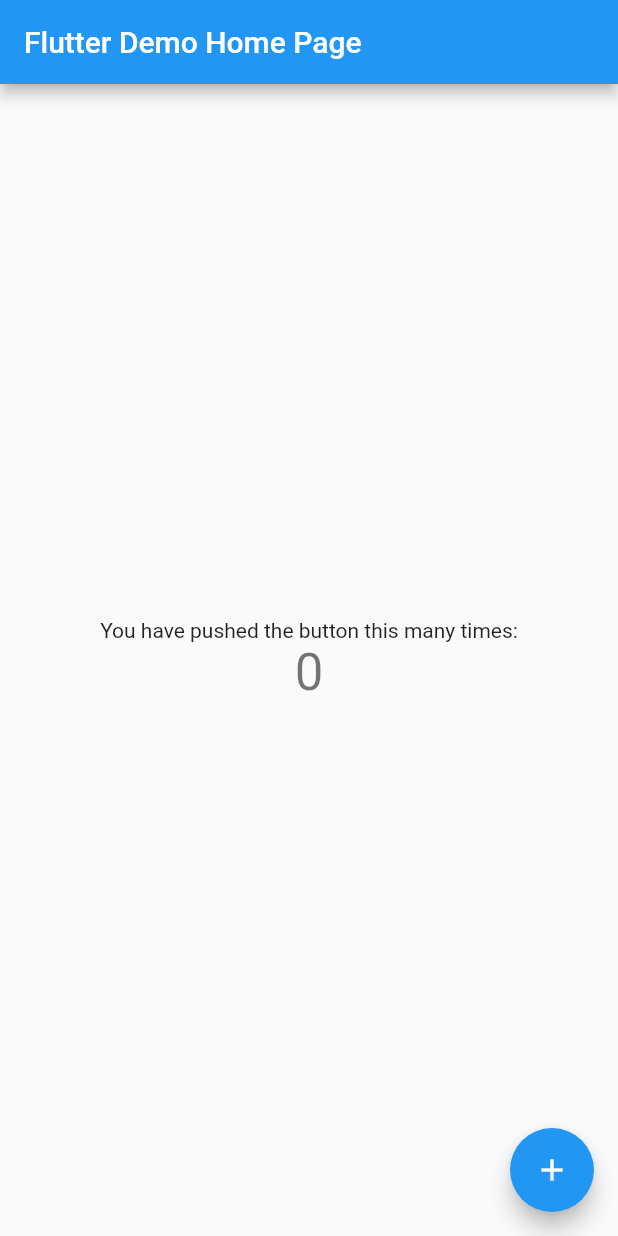
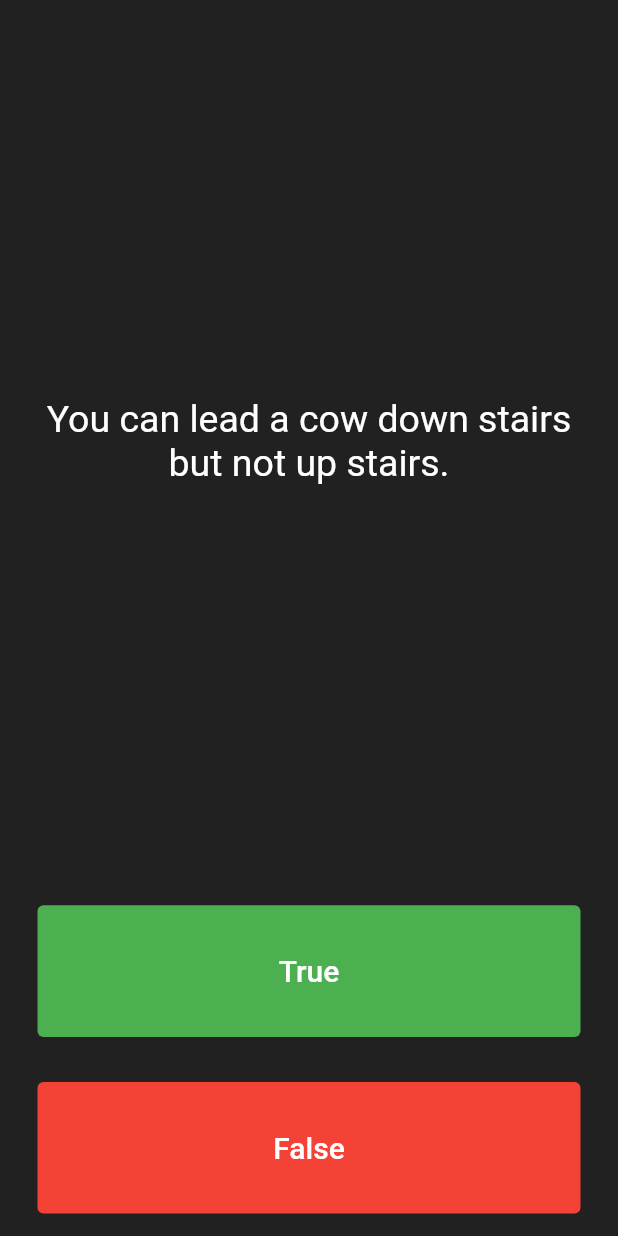
Before and after one commit to seunghonice/Quizzler_flutter, a Flutter app: the screen it shows after launch, on a phone screen of 412 x 824 dp. Run offline on Flutter 3.47's test engine with Material 2 defaults, Android fonts, the phone set to English and light mode, and no system bars.

Commit message:
feat: QuizBrain 을 만들었다.

```diff
--- a/analysis_options.yaml
+++ b/analysis_options.yaml
@@ -22,8 +22,9 @@ linter:
   # `// ignore_for_file: name_of_lint` syntax on the line or in the file
   # producing the lint.
   rules:
-    # avoid_print: false  # Uncomment to disable the `avoid_print` rule
-    # prefer_single_quotes: true  # Uncomment to enable the `prefer_single_quotes` rule
+     avoid_print: false  # Uncomment to disable the `avoid_print` rule
+     prefer_single_quotes: true  # Uncomment to enable the `prefer_single_quotes` rule
+     prefer_const_constructors: false
 
 # Additional information about this file can be found at
 # https://dart.dev/guides/language/analysis-options
--- /dev/null
+++ b/lib/Question.dart
@@ -0,0 +1,6 @@
+class Question {
+  String questionText;
+  bool answer;
+
+  Question(this.questionText, this.answer);
+}
--- /dev/null
+++ b/lib/QuizBrain.dart
@@ -0,0 +1,48 @@
+import 'package:quizzler_flutter/Question.dart';
+
+class QuizBrain {
+  int questionNumber = 0;
+
+  List<Question> _questionBank = [
+    Question('You can lead a cow down stairs but not up stairs.', false),
+    Question('Approximately one quarter of human bones are in the feet.', true),
+    Question('A slug\'s blood is green.', true),
+    Question('You can lead a cow down stairs but not up stairs.', false),
+    Question('Approximately one quarter of human bones are in the feet.', true),
+    Question('A slug\'s blood is green.', true),
+    Question('You can lead a cow down stairs but not up stairs.', false),
+    Question('Approximately one quarter of human bones are in the feet.', true),
+    Question('A slug\'s blood is green.', true),
+    Question('You can lead a cow down stairs but not up stairs.', false),
+    Question('Approximately one quarter of human bones are in the feet.', true),
+    Question('A slug\'s blood is green.', true),
+    Question('You can lead a cow down stairs but not up stairs.', false),
+    Question('Approximately one quarter of human bones are in the feet.', true),
+    Question('A slug\'s blood is green.', true),
+    Question('You can lead a cow down stairs but not up stairs.', false),
+    Question('Approximately one quarter of human bones are in the feet.', true),
+    Question('A slug\'s blood is green.', true),
+    Question('You can lead a cow down stairs but not up stairs.', false),
+    Question('Approximately one quarter of human bones are in the feet.', true),
+    Question('A slug\'s blood is green.', true),
+    Question('You can lead a cow down stairs but not up stairs.', false),
+    Question('Approximately one quarter of human bones are in the feet.', true),
+    Question('A slug\'s blood is green.', true),
+    Question('You can lead a cow down stairs but not up stairs.', false),
+    Question('Approximately one quarter of human bones are in the feet.', true),
+    Question('A slug\'s blood is green.', true),
+  ];
+
+  bool nextQuestion() {
+    if (questionNumber + 1< _questionBank.length) {
+      questionNumber++;
+      return true;
+    } else {
+      return false;
+    }
+  }
+
+  String getQuestionText() => _questionBank[questionNumber].questionText;
+
+  bool getCorrectAnswer() => _questionBank[questionNumber].answer;
+}
--- a/lib/main.dart
+++ b/lib/main.dart
@@ -1,115 +1,115 @@
 import 'package:flutter/material.dart';
+import 'package:quizzler_flutter/QuizBrain.dart';
 
-void main() {
-  runApp(const MyApp());
-}
+void main() => runApp(Quizzler());
 
-class MyApp extends StatelessWidget {
-  const MyApp({Key? key}) : super(key: key);
+QuizBrain quizBrain = QuizBrain();
 
-  // This widget is the root of your application.
+class Quizzler extends StatelessWidget {
   @override
   Widget build(BuildContext context) {
     return MaterialApp(
-      title: 'Flutter Demo',
-      theme: ThemeData(
-        // This is the theme of your application.
-        //
-        // Try running your application with "flutter run". You'll see the
-        // application has a blue toolbar. Then, without quitting the app, try
-        // changing the primarySwatch below to Colors.green and then invoke
-        // "hot reload" (press "r" in the console where you ran "flutter run",
-        // or simply save your changes to "hot reload" in a Flutter IDE).
-        // Notice that the counter didn't reset back to zero; the application
-        // is not restarted.
-        primarySwatch: Colors.blue,
+      home: Scaffold(
+        backgroundColor: Colors.grey.shade900,
+        body: SafeArea(
+          child: Padding(
+            padding: EdgeInsets.symmetric(horizontal: 10.0),
+            child: QuizPage(),
+          ),
+        ),
       ),
-      home: const MyHomePage(title: 'Flutter Demo Home Page'),
     );
   }
 }
 
-class MyHomePage extends StatefulWidget {
-  const MyHomePage({Key? key, required this.title}) : super(key: key);
-
-  // This widget is the home page of your application. It is stateful, meaning
-  // that it has a State object (defined below) that contains fields that affect
-  // how it looks.
-
-  // This class is the configuration for the state. It holds the values (in this
-  // case the title) provided by the parent (in this case the App widget) and
-  // used by the build method of the State. Fields in a Widget subclass are
-  // always marked "final".
-
-  final String title;
-
+class QuizPage extends StatefulWidget {
   @override
-  State<MyHomePage> createState() => _MyHomePageState();
+  _QuizPageState createState() => _QuizPageState();
 }
 
-class _MyHomePageState extends State<MyHomePage> {
-  int _counter = 0;
-
-  void _incrementCounter() {
-    setState(() {
-      // This call to setState tells the Flutter framework that something has
-      // changed in this State, which causes it to rerun the build method below
-      // so that the display can reflect the updated values. If we changed
-      // _counter without calling setState(), then the build method would not be
-      // called again, and so nothing would appear to happen.
-      _counter++;
-    });
-  }
+class _QuizPageState extends State<QuizPage> {
+  final List<Widget> _scoreKeeper = [];
 
   @override
   Widget build(BuildContext context) {
-    // This method is rerun every time setState is called, for instance as done
-    // by the _incrementCounter method above.
-    //
-    // The Flutter framework has been optimized to make rerunning build methods
-    // fast, so that you can just rebuild anything that needs updating rather
-    // than having to individually change instances of widgets.
-    return Scaffold(
-      appBar: AppBar(
-        // Here we take the value from the MyHomePage object that was created by
-        // the App.build method, and use it to set our appbar title.
-        title: Text(widget.title),
-      ),
-      body: Center(
-        // Center is a layout widget. It takes a single child and positions it
-        // in the middle of the parent.
-        child: Column(
-          // Column is also a layout widget. It takes a list of children and
-          // arranges them vertically. By default, it sizes itself to fit its
-          // children horizontally, and tries to be as tall as its parent.
-          //
-          // Invoke "debug painting" (press "p" in the console, choose the
-          // "Toggle Debug Paint" action from the Flutter Inspector in Android
-          // Studio, or the "Toggle Debug Paint" command in Visual Studio Code)
-          // to see the wireframe for each widget.
-          //
-          // Column has various properties to control how it sizes itself and
-          // how it positions its children. Here we use mainAxisAlignment to
-          // center the children vertically; the main axis here is the vertical
-          // axis because Columns are vertical (the cross axis would be
-          // horizontal).
-          mainAxisAlignment: MainAxisAlignment.center,
-          children: <Widget>[
-            const Text(
-              'You have pushed the button this many times:',
+    return Column(
+      mainAxisAlignment: MainAxisAlignment.spaceBetween,
+      crossAxisAlignment: CrossAxisAlignment.stretch,
+      children: <Widget>[
+        Expanded(
+          flex: 5,
+          child: Padding(
+            padding: EdgeInsets.all(10.0),
+            child: Center(
+              child: Text(
+                quizBrain.getQuestionText(),
+                textAlign: TextAlign.center,
+                style: TextStyle(
+                  fontSize: 25.0,
+                  color: Colors.white,
+                ),
+              ),
             ),
-            Text(
-              '$_counter',
-              style: Theme.of(context).textTheme.headline4,
+          ),
+        ), // Text
+        Expanded(
+          child: Padding(
+            padding: EdgeInsets.all(15.0),
+            child: TextButton(
+              style: TextButton.styleFrom(
+                  primary: Colors.white, backgroundColor: Colors.green),
+              child: Text(
+                'True',
+                style: TextStyle(
+                  color: Colors.white,
+                  fontSize: 20.0,
+                ),
+              ),
+              onPressed: () {
+                checkAnswer(true);
+              },
             ),
-          ],
-        ),
-      ),
-      floatingActionButton: FloatingActionButton(
-        onPressed: _incrementCounter,
-        tooltip: 'Increment',
-        child: const Icon(Icons.add),
-      ), // This trailing comma makes auto-formatting nicer for build methods.
+          ),
+        ), // True Button
+        Expanded(
+          child: Padding(
+            padding: EdgeInsets.all(15.0),
+            child: TextButton(
+              style: TextButton.styleFrom(
+                  primary: Colors.white, backgroundColor: Colors.red),
+              child: Text(
+                'False',
+                style: TextStyle(
+                  fontSize: 20.0,
+                  color: Colors.white,
+                ),
+              ),
+              onPressed: () {
+                checkAnswer(false);
+              },
+            ),
+          ),
+        ), // False Button
+        Row(
+          children: _scoreKeeper,
+        )
+      ],
     );
   }
+
+  void checkAnswer(bool answer) {
+    bool result = quizBrain.getCorrectAnswer() == answer;
+    _scoreKeeper.add(result
+        ? Icon(Icons.check, color: Colors.green)
+        : Icon(Icons.close, color: Colors.red));
+    setState(() {
+      quizBrain.nextQuestion();
+    });
+  }
 }
+
+/*
+question1: 'You can lead a cow down stairs but not up stairs.', false,
+question2: 'Approximately one quarter of human bones are in the feet.', true,
+question3: 'A slug\'s blood is green.', true,
+*/
```
